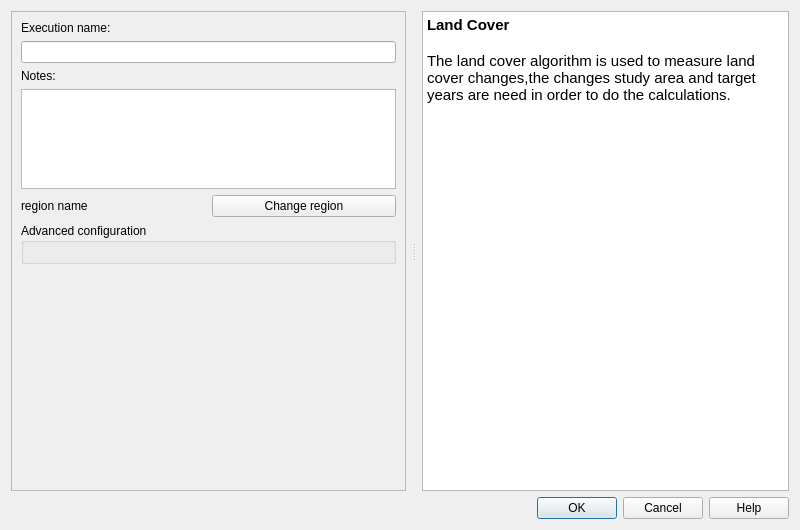
The window that LDMP/gui/DlgCalculateLC.ui (ConservationInternational/trends.earth) describes before a commit, drawn with Qt 5.
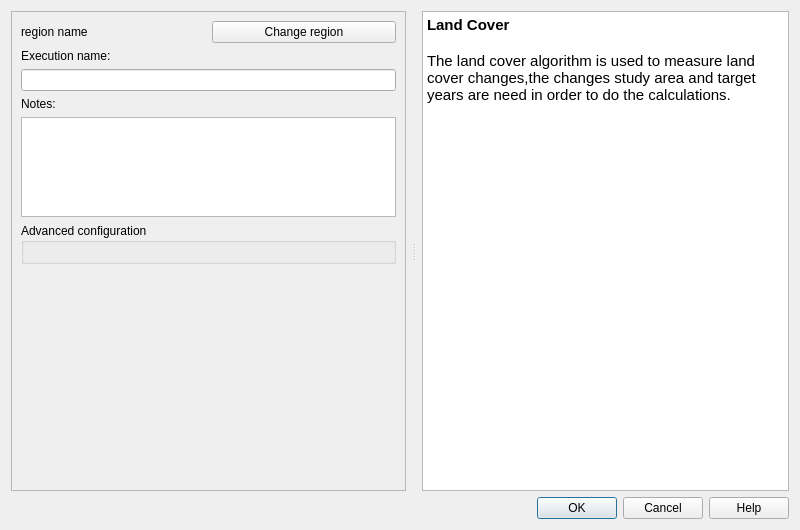
The same window after the commit. Custom widgets are drawn as their Qt base class.

The edit to the form file:
```diff
--- a/LDMP/gui/DlgCalculateLC.ui
+++ b/LDMP/gui/DlgCalculateLC.ui
@@ -43,11 +43,44 @@
         <rect>
          <x>0</x>
          <y>0</y>
-         <width>430</width>
+         <width>395</width>
          <height>479</height>
         </rect>
        </property>
        <layout class="QVBoxLayout" name="verticalLayout_2">
+        <item>
+         <layout class="QHBoxLayout" name="horizontalLayout">
+          <item>
+           <widget class="QLabel" name="region_la">
+            <property name="sizePolicy">
+             <sizepolicy hsizetype="Preferred" vsizetype="Fixed">
+              <horstretch>0</horstretch>
+              <verstretch>0</verstretch>
+             </sizepolicy>
+            </property>
+            <property name="toolTip">
+             <string>The current selected region of interest</string>
+            </property>
+            <property name="text">
+             <string>region name</string>
+            </property>
+            <property name="wordWrap">
+             <bool>true</bool>
+            </property>
+           </widget>
+          </item>
+          <item>
+           <widget class="QPushButton" name="region_button">
+            <property name="toolTip">
+             <string>&lt;html&gt;&lt;head/&gt;&lt;body&gt;&lt;p&gt;Opens settings dialog in order to change region of interest.&lt;/p&gt;&lt;/body&gt;&lt;/html&gt;</string>
+            </property>
+            <property name="text">
+             <string>Change region</string>
+            </property>
+           </widget>
+          </item>
+         </layout>
+        </item>
         <item>
          <widget class="QLabel" name="execution_name_la">
           <property name="sizePolicy">
@@ -62,7 +95,11 @@
          </widget>
         </item>
         <item>
-         <widget class="QLineEdit" name="execution_name_le"/>
+         <widget class="QLineEdit" name="execution_name_le">
+          <property name="toolTip">
+           <string>&lt;html&gt;&lt;head/&gt;&lt;body&gt;&lt;p&gt;Input for the name that will be assigned to the execution task, if not filled the algorithm name will be used as the task name.&lt;/p&gt;&lt;/body&gt;&lt;/html&gt;</string>
+          </property>
+         </widget>
         </item>
         <item>
          <widget class="QLabel" name="task_notes_la">
@@ -97,40 +134,10 @@
             <height>100</height>
            </size>
           </property>
-         </widget>
-        </item>
-        <item>
-         <layout class="QHBoxLayout" name="horizontalLayout">
-          <item>
-           <widget class="QLabel" name="region_la">
-            <property name="sizePolicy">
-             <sizepolicy hsizetype="Preferred" vsizetype="Fixed">
-              <horstretch>0</horstretch>
-              <verstretch>0</verstretch>
-             </sizepolicy>
-            </property>
             <property name="toolTip">
-             <string>The current selected region of interest</string>
-            </property>
-            <property name="text">
-             <string>region name</string>
-            </property>
-            <property name="wordWrap">
-             <bool>true</bool>
-            </property>
-           </widget>
-          </item>
-          <item>
-           <widget class="QPushButton" name="region_button">
-            <property name="toolTip">
-             <string>&lt;html&gt;&lt;head/&gt;&lt;body&gt;&lt;p&gt;Opens settings dialog in order to change region of interest.&lt;/p&gt;&lt;p&gt;&lt;br/&gt;&lt;/p&gt;&lt;/body&gt;&lt;/html&gt;</string>
-            </property>
-            <property name="text">
-             <string>Change region</string>
-            </property>
-           </widget>
-          </item>
-         </layout>
+           <string>User notes associated with the executed task.</string>
+          </property>
+         </widget>
         </item>
         <item>
          <widget class="QgsCollapsibleGroupBox" name="advanced_configurations">
```
Left out of the diff: 3 changed lines with no effect on the pictures. Lines whose indentation alone changed are shown as unchanged.
